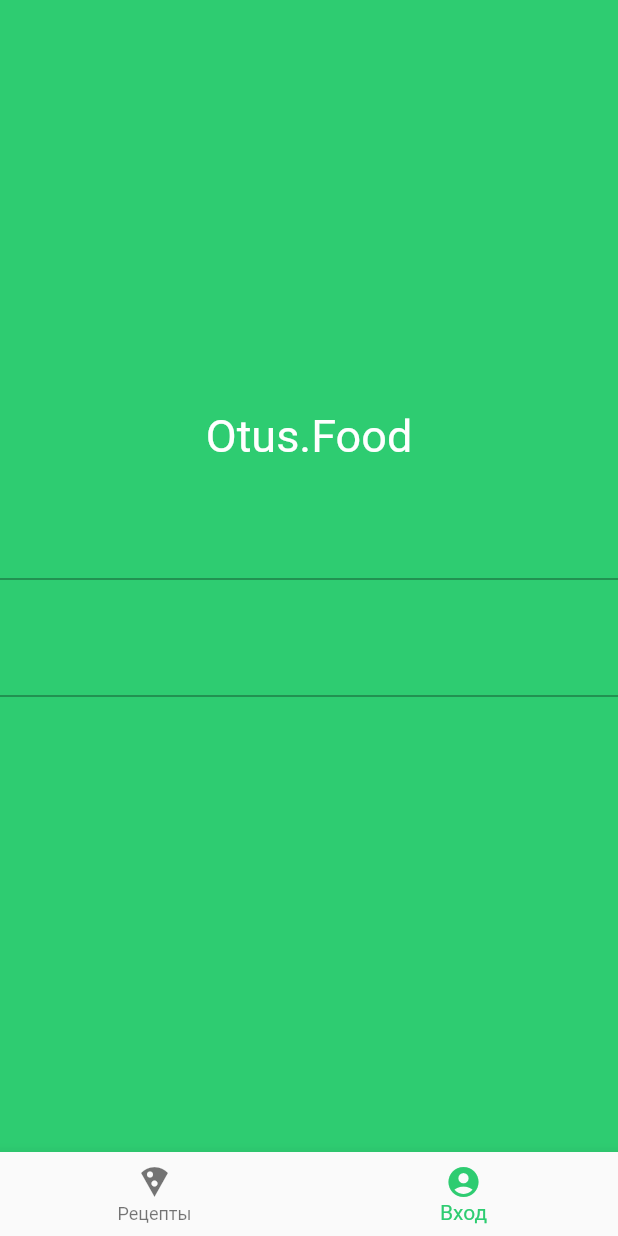
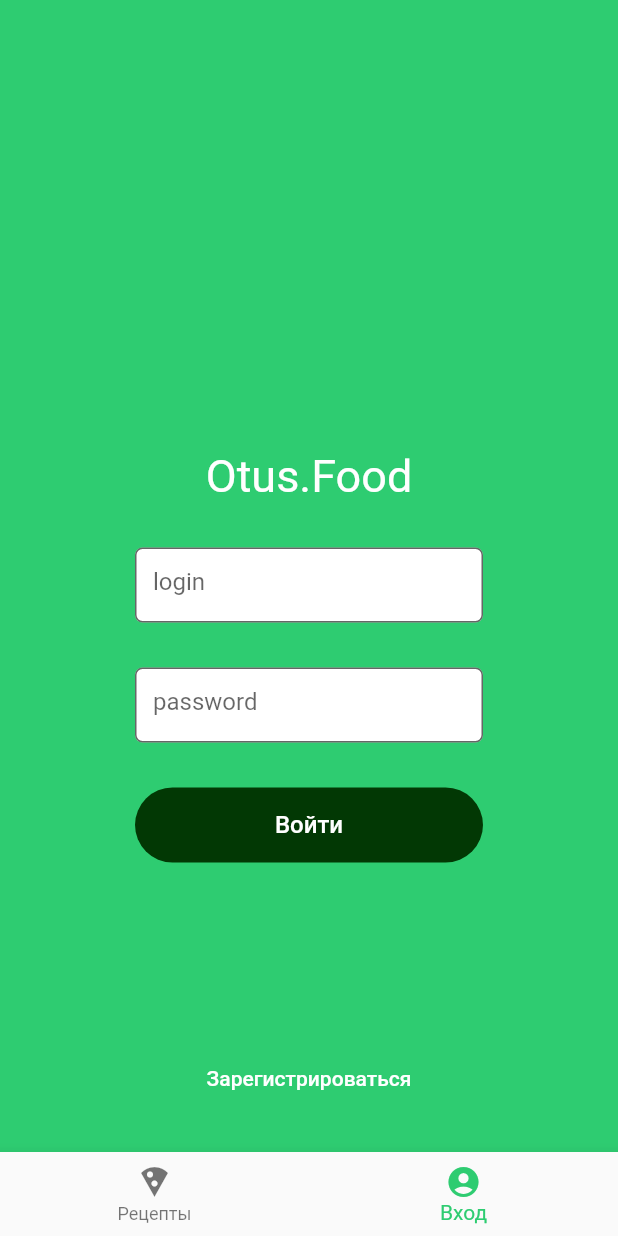
Before and after one commit to DaniilVol/otus_food, a Flutter app: the screen it shows after launch, item 2 of the bottom bar chosen, on a phone screen of 412 x 824 dp. Run offline on Flutter 3.47's test engine with Material 2 defaults, Android fonts, the phone set to English and light mode, and no system bars.

Commit message:
сделать login registration

```diff
--- a/lib/main.dart
+++ b/lib/main.dart
@@ -1,11 +1,10 @@
 import 'package:flutter/material.dart';
-import 'package:otus_food/data/data.dart';
-import 'package:otus_food/pages/log_in/log_in.dart';
+import 'package:otus_food/pages/log_enter/log_in.dart';
+import 'package:otus_food/pages/log_enter/log_reg.dart';
 import 'package:otus_food/pages/main_page.dart';
 
 void main() {
   runApp(const MyApp());
-  print(myRecipes[0].stepRecipes[0]);
 }
 
 class MyApp extends StatelessWidget {
@@ -21,8 +20,10 @@ class MyApp extends StatelessWidget {
       //initialRoute: '/',
       routes: {
         '/': (context) => const MainPage(),
-        //'/infoRecipes': (context) => InfoRecipes(index),
+        // '/infoRecipes': (context) => InfoRecipes(index),
+        // '/log_enter': (context) => LogEnter(0),
         '/log_in': (context) => const LogIn(),
+        '/log_reg': (context) => const LogReg(),
       },
     );
   }
--- a/lib/pages/info_recipes/info_recipes.dart
+++ b/lib/pages/info_recipes/info_recipes.dart
@@ -1,5 +1,5 @@
 import 'package:flutter/material.dart';
-import 'package:otus_food/data/data.dart';
+import 'package:otus_food/data/data_recipes.dart';
 import 'package:otus_food/pages/info_recipes/step_recipes.dart';
 
 class InfoRecipes extends StatefulWidget {
@@ -25,7 +25,7 @@ class _InfoRecipesState extends State<InfoRecipes> {
       ),
       body: ListView(children: [
         SafeArea(
-            minimum: EdgeInsets.fromLTRB(15, 0, 15, 0),
+            minimum: const EdgeInsets.fromLTRB(15, 0, 15, 0),
             child: Column(
               children: [
                 const SizedBox(
--- a/lib/pages/list_recipes/list_recipes.dart
+++ b/lib/pages/list_recipes/list_recipes.dart
@@ -1,9 +1,6 @@
 import 'package:flutter/material.dart';
-import 'package:otus_food/data/data.dart';
-
+import 'package:otus_food/data/data_recipes.dart';
 import '../info_recipes/info_recipes.dart';
-
-//import '../resources/resources.dart';
 
 class ListRecipes extends StatefulWidget {
   const ListRecipes({super.key});
--- /dev/null
+++ b/lib/pages/log_enter/log_in.dart
@@ -0,0 +1,228 @@
+import 'package:flutter/material.dart';
+
+class LogIn extends StatefulWidget {
+  const LogIn({super.key});
+
+  @override
+  State<LogIn> createState() => _LogInState();
+}
+
+class _LogInState extends State<LogIn> {
+  bool accaunt = true;
+
+  @override
+  Widget build(BuildContext context) {
+    return Scaffold(
+        backgroundColor: const Color(0xff2ECC71),
+        body: SafeArea(
+          minimum: const EdgeInsets.fromLTRB(90, 300, 90, 25),
+          child: accaunt // изначально показывается аккаунт есть и форма войти
+              // форма войти
+              ? Stack(
+                  children: [
+                    Column(
+                      mainAxisAlignment: MainAxisAlignment.start,
+                      children: [
+                        const Text(
+                          'Otus.Food',
+                          style: TextStyle(
+                              color: Colors.white,
+                              fontSize: 30,
+                              fontWeight: FontWeight.w400),
+                        ),
+                        const SizedBox(
+                          height: 30,
+                        ),
+                        SizedBox(
+                          width: 300,
+                          height: 50,
+                          child: TextField(
+                            decoration: InputDecoration(
+                                hintText: 'login',
+                                // labelText: 'text',
+                                fillColor: Colors.white,
+                                filled: true,
+                                // icon: Icon(Icons.person),
+                                border: OutlineInputBorder(
+                                    borderRadius: BorderRadius.circular(5))),
+                          ),
+                        ),
+                        const SizedBox(
+                          height: 30,
+                        ),
+                        SizedBox(
+                          width: 300,
+                          height: 50,
+                          child: TextField(
+                            obscureText: true,
+                            decoration: InputDecoration(
+                                hintText: 'password',
+                                // labelText: 'text',
+                                fillColor: Colors.white,
+                                filled: true,
+                                // icon: Icon(Icons.person),
+                                border: OutlineInputBorder(
+                                    borderRadius: BorderRadius.circular(5))),
+                          ),
+                        ),
+                        const SizedBox(
+                          height: 30,
+                        ),
+                        ElevatedButton(
+                          onPressed: () {},
+                          style: ButtonStyle(
+                              shape: MaterialStateProperty.all(
+                                  RoundedRectangleBorder(
+                                      borderRadius: BorderRadius.circular(30))),
+                              minimumSize: MaterialStateProperty.all(
+                                  const Size(300, 50)),
+                              backgroundColor: MaterialStateProperty.all(
+                                  const Color.fromARGB(255, 2, 56, 4)),
+                              elevation: MaterialStateProperty.all(0),
+                              splashFactory: NoSplash.splashFactory),
+                          child: const Text(
+                            'Войти',
+                            style: TextStyle(
+                                fontSize: 16, fontWeight: FontWeight.w500),
+                          ),
+                        ),
+                      ],
+                    ),
+                    Align(
+                      alignment: Alignment.bottomCenter,
+                      child: TextButton(
+                        clipBehavior: Clip.none,
+                        onPressed: () {
+                          setState(() {
+                            accaunt = false;
+                          });
+                          /* Navigator.of(context).push(MaterialPageRoute(
+                      builder: (context) =>
+                          const LogReg(),
+                    )); */
+                        },
+                        style: const ButtonStyle(
+                            splashFactory: InkSparkle.splashFactory),
+                        child: const Text(
+                          'Зарегистрироваться',
+                          style: TextStyle(color: Colors.white),
+                        ),
+                      ),
+                    ),
+                  ],
+                )
+              // форма зарегистрироваться
+              : Stack(
+                  children: [
+                    Column(
+                      mainAxisAlignment: MainAxisAlignment.start,
+                      children: [
+                        const Text(
+                          'Otus.Food',
+                          style: TextStyle(
+                              color: Colors.white,
+                              fontSize: 30,
+                              fontWeight: FontWeight.w400),
+                        ),
+                        const SizedBox(
+                          height: 30,
+                        ),
+                        SizedBox(
+                          width: 300,
+                          height: 50,
+                          child: TextField(
+                            decoration: InputDecoration(
+                                hintText: 'login',
+                                // labelText: 'text',
+                                fillColor: Colors.white,
+                                filled: true,
+                                // icon: Icon(Icons.person),
+                                border: OutlineInputBorder(
+                                    borderRadius: BorderRadius.circular(5))),
+                          ),
+                        ),
+                        const SizedBox(
+                          height: 30,
+                        ),
+                        SizedBox(
+                          width: 300,
+                          height: 50,
+                          child: TextField(
+                            obscureText: true,
+                            decoration: InputDecoration(
+                                hintText: 'password',
+                                // labelText: 'text',
+                                fillColor: Colors.white,
+                                filled: true,
+                                // icon: Icon(Icons.person),
+                                border: OutlineInputBorder(
+                                    borderRadius: BorderRadius.circular(5))),
+                          ),
+                        ),
+                        const SizedBox(
+                          height: 30,
+                        ),
+                        SizedBox(
+                          width: 300,
+                          height: 50,
+                          child: TextField(
+                            obscureText: true,
+                            decoration: InputDecoration(
+                                hintText: 'password',
+                                // labelText: 'text',
+                                fillColor: Colors.white,
+                                filled: true,
+                                // icon: Icon(Icons.person),
+                                border: OutlineInputBorder(
+                                    borderRadius: BorderRadius.circular(5))),
+                          ),
+                        ),
+                        const SizedBox(
+                          height: 30,
+                        ),
+                        ElevatedButton(
+                          onPressed: () {},
+                          style: ButtonStyle(
+                              shape: MaterialStateProperty.all(
+                                  RoundedRectangleBorder(
+                                      borderRadius: BorderRadius.circular(30))),
+                              minimumSize: MaterialStateProperty.all(
+                                  const Size(300, 50)),
+                              backgroundColor: MaterialStateProperty.all(
+                                  const Color.fromARGB(255, 2, 56, 4)),
+                              elevation: MaterialStateProperty.all(0),
+                              splashFactory: NoSplash.splashFactory),
+                          child: const Text(
+                            'Зарегистрироваться',
+                            style: TextStyle(
+                                fontSize: 16, fontWeight: FontWeight.w500),
+                          ),
+                        ),
+                      ],
+                    ),
+                    Align(
+                      alignment: Alignment.bottomCenter,
+                      child: TextButton(
+                        clipBehavior: Clip.none,
+                        onPressed: () {
+                          setState(() {
+                            accaunt = true;
+                          });
+                          /* Navigator.of(context).push(MaterialPageRoute(
+                            builder: (context) =>
+                                const LogIn(),
+                          )); */
+                        },
+                        style: const ButtonStyle(
+                            splashFactory: InkSparkle.splashFactory),
+                        child: const Text(
+                          'Войти в приложение',
+                          style: TextStyle(color: Colors.white),
+                        ),
+                      ),
+                    ),
+                  ],
+                ),
+        ));
+  }
+}
--- a/lib/pages/log_in/log_in.dart
+++ /dev/null
@@ -1,45 +0,0 @@
-import 'dart:html';
-
-import 'package:flutter/material.dart';
-
-class LogIn extends StatefulWidget {
-  const LogIn({super.key});
-
-  @override
-  State<LogIn> createState() => _LogInState();
-}
-
-class _LogInState extends State<LogIn> {
-  @override
-  Widget build(BuildContext context) {
-    return const Scaffold(
-      backgroundColor: Color(0xff2ECC71),
-      body: Center(
-        child: Column(
-          mainAxisAlignment: MainAxisAlignment.center,
-          children: [
-            Text(
-              'Otus.Food',
-              style: TextStyle(
-                  color: Colors.white,
-                  fontSize: 30,
-                  fontWeight: FontWeight.w400),
-            ),
-            SizedBox(
-              height: 30,
-            ),
-            TextField(),
-            SizedBox(
-              height: 30,
-            ),
-            TextField(),
-            SizedBox(
-              height: 30,
-            ),
-            //ButtonElement()
-          ],
-        ),
-      ),
-    );
-  }
-}
--- a/lib/pages/main_page.dart
+++ b/lib/pages/main_page.dart
@@ -1,36 +1,34 @@
 import 'package:flutter/material.dart';
 import 'package:otus_food/pages/list_recipes/list_recipes.dart';
-import 'package:otus_food/pages/log_in/log_in.dart';
+import 'package:otus_food/pages/log_enter/log_in.dart';
 
 class MainPage extends StatefulWidget {
   const MainPage({super.key});
 
   @override
-  State<MainPage> createState() => _MainPage();
+  State<MainPage> createState() => _MainPageState();
 }
 
-class _MainPage extends State<MainPage> {
-  List pages = [
-    ListRecipes(),
-    LogIn(),
+class _MainPageState extends State<MainPage> {
+  final List _pages = [
+    const ListRecipes(),
+    const LogIn(),
   ];
 
-  int currentIndex = 0;
-  void OnTap(int index) {
+  int _currentIndex = 0;
+  void onTap(int index) {
     setState(() {
-      currentIndex = index;
+      _currentIndex = index;
     });
   }
 
   @override
   Widget build(BuildContext context) {
     return Scaffold(
-        body: pages[currentIndex],
-        // int _selextedIndex = 0
-        //backgroundColor: Color(0xffececec6),
+        body: _pages[_currentIndex],
         bottomNavigationBar: BottomNavigationBar(
-          currentIndex: currentIndex,
-          onTap: OnTap,
+          currentIndex: _currentIndex,
+          onTap: onTap,
           selectedItemColor: const Color(0xff2ECC71),
           items: const [
             BottomNavigationBarItem(
```
Also changed, not shown: lib/pages/info_recipes/step_recipes.dart (+6 -4 lines), lib/pages/log_enter/log_reg.dart (added, +127 -0 lines), lib/data/data_recipes.dart (renamed from lib/data/data.dart), lib/data/timer.dart (added).
